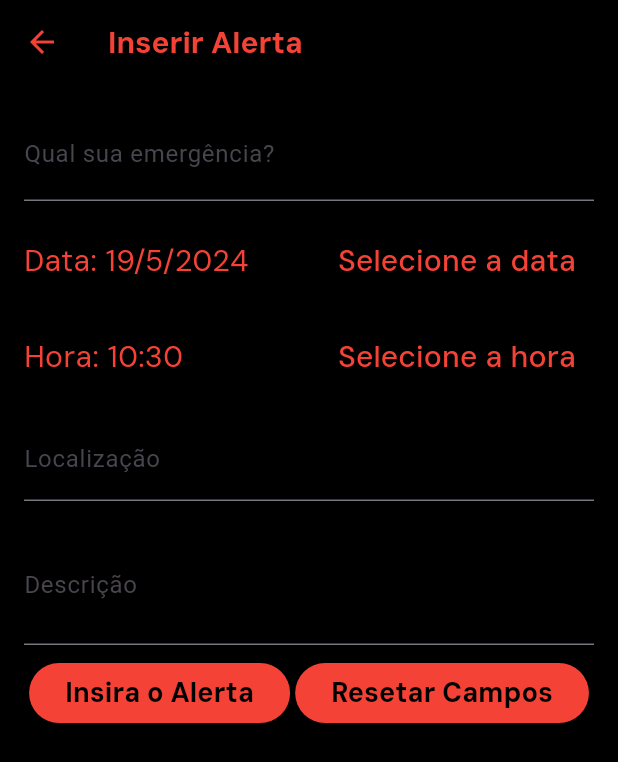
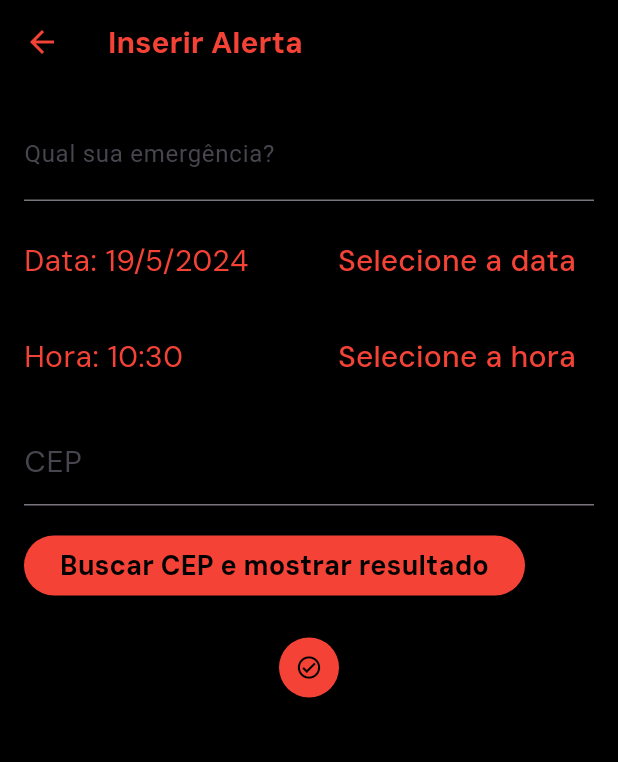
Before and after one commit to jp066/Party_Hub, a Flutter app: the InserirAlertaScreen screen opened directly, on a phone screen of 412 x 824 dp. Shown: the top 762 px of the screen. Run offline on Flutter 3.47's test engine with Material 3 defaults, Android fonts, the phone set to English and light mode, and no system bars; our stand-ins replace firebase_auth, firebase_core, google_generative_ai; accounts and stored records are empty.

Commit message:
inserindo api para buscar cep na tela se inserir um evento

```diff
--- a/lib/main.dart
+++ b/lib/main.dart
@@ -1,4 +1,5 @@
 import 'package:firebase_core/firebase_core.dart';
+import 'package:sos_central/main%20screen/main_screen.dart';
 import 'firebase_options.dart';
 import 'package:flutter/material.dart';
 import 'package:provider/provider.dart';
@@ -20,6 +21,6 @@ void main() async {
         title: 'SOS Cental',
         theme: ThemeData(splashColor: Colors.transparent),
         debugShowCheckedModeBanner: false,
-        home: LoginScreen(),
+        home: MainScreen(),
       )));
 }
--- a/lib/screens/inserir_evento.dart
+++ b/lib/screens/inserir_evento.dart
@@ -1,4 +1,5 @@
 import 'package:flutter/material.dart';
+import 'package:http/http.dart' as http;
 
 class Event {
   String name;
@@ -23,6 +24,7 @@ class InserirAlertaScreen extends StatefulWidget {
 }
 
 class _InserirAlertaScreenState extends State<InserirAlertaScreen> {
+  String _result = '';
   final _formKey = GlobalKey<FormState>();
   late TextEditingController _nameController;
   late DateTime _selectedDate = DateTime.now();
@@ -71,6 +73,22 @@ class _InserirAlertaScreenState extends State<InserirAlertaScreen> {
     if (pickedTime != null && pickedTime != _selectedTime) {
       setState(() {
         _selectedTime = pickedTime;
+      });
+    }
+  }
+
+  Future<void> _buscarCep() async {
+    final cep = _locationController.text;
+    final url = 'https://api.postmon.com.br/v1/cep/$cep';
+
+    final response = await http.get(Uri.parse(url));
+    if (response.statusCode == 200) {
+      setState(() {
+        _result = response.body;
+      });
+    } else {
+      setState(() {
+        _result = 'Error: ${response.statusCode}';
       });
     }
   }
@@ -157,10 +175,17 @@ class _InserirAlertaScreenState extends State<InserirAlertaScreen> {
                 TextFormField(
                   controller: _nameController,
                   decoration: const InputDecoration(
-                      labelText: 'Qual sua emergência?',
-                      fillColor: Colors.white),
+                    labelText: 'Qual sua emergência?',
+                    fillColor: Colors.white,
+                    focusedBorder: OutlineInputBorder(
+                      borderSide: BorderSide(color: Colors.red),
+                    ),
+                  ),
                   style: const TextStyle(
-                      color: Colors.red, fontFamily: 'Dm_sans', fontSize: 20.0),
+                    color: Colors.red,
+                    fontFamily: 'Dm_sans',
+                    fontSize: 20.0,
+                  ),
                   validator: (value) {
                     if (value == null || value.isEmpty) {
                       return 'Para podermos ajudar, escreva sua emergencia.';
@@ -216,7 +241,16 @@ class _InserirAlertaScreenState extends State<InserirAlertaScreen> {
                 TextFormField(
                   controller: _locationController,
                   decoration: const InputDecoration(
-                      labelText: 'Localização', fillColor: Colors.white),
+                    labelText: 'CEP',
+                    labelStyle: TextStyle(
+                      fontFamily: 'Dm_sans',
+                      fontSize: 20.0,
+                    ),
+                    fillColor: Colors.white,
+                    focusedBorder: OutlineInputBorder(
+                      borderSide: BorderSide(color: Colors.red),
+                    ),
+                  ),
                   style: const TextStyle(color: Colors.red),
                   validator: (value) {
                     if (value == null || value.isEmpty) {
@@ -226,51 +260,48 @@ class _InserirAlertaScreenState extends State<InserirAlertaScreen> {
                   },
                 ),
                 const SizedBox(height: 16.0),
-                TextFormField(
-                  controller: _descriptionController,
-                  decoration: const InputDecoration(
-                      labelText: 'Descrição', fillColor: Colors.white),
-                  style: const TextStyle(color: Colors.red),
-                  validator: (value) {
-                    if (value == null || value.isEmpty) {
-                      return 'Por favor adicione uma descrição';
-                    }
-                    return null;
+                ElevatedButton(
+                  onPressed: () {
+                    _buscarCep().then((value) {
+                      ScaffoldMessenger.of(context).showSnackBar(
+                        SnackBar(
+                          content: Text('Seu endereço: $_result'),
+                        ),
+                      );
+                    });
                   },
-                  maxLines: 2,
+                  style: ElevatedButton.styleFrom(
+                    backgroundColor: Colors.red,
+                  ),
+                  child: const Text(
+                    'Buscar CEP e mostrar resultado',
+                    style: TextStyle(
+                      color: Colors.black,
+                      fontFamily: 'Dm_sans',
+                      fontSize: 18.0,
+                      fontWeight: FontWeight.bold,
+                    ),
+                  ),
                 ),
+                const SizedBox(height: 16.0),
                 const SizedBox(height: 8.0),
                 Row(
                   mainAxisAlignment: MainAxisAlignment.spaceEvenly,
                   children: [
-                    ElevatedButton(
+                    CircleAvatar(
+                      backgroundColor: Colors.red,
+                      child: IconButton(
                         onPressed: _creatingEvent ? null : _submitForm,
-                        style: ElevatedButton.styleFrom(
-                          backgroundColor: Colors.red,
-                        ),
-                        child: _creatingEvent
-                            ? const CircularProgressIndicator()
-                            : const Text('Insira o Alerta',
-                                style: TextStyle(
-                                  color: Colors.black,
-                                  fontFamily: 'Dm_sans',
-                                  fontSize: 18.0,
-                                  fontWeight: FontWeight.bold,
-                                ))),
-                    ElevatedButton(
-                      onPressed: _resetForm,
-                      style: ElevatedButton.styleFrom(
-                        backgroundColor: Colors.red,
+                        icon: _creatingEvent
+                            ? CircularProgressIndicator()
+                            : Icon(
+                                Icons.check_circle_outline_outlined,
+                                color: Colors.black,
+                                size: 18.0,
+                              ),
+                        color: Colors.red,
                       ),
-                      child: const Text(
-                        'Resetar Campos',
-                        style: TextStyle(
-                            color: Colors.black,
-                            fontFamily: 'Dm_sans',
-                            fontSize: 18.0,
-                            fontWeight: FontWeight.bold),
-                      ),
-                    ),
+                    )
                   ],
                 ),
               ],
```
Also changed, not shown: lib/screens/login_screen.dart (+124 -171 lines), lib/servicos/autenticador.dart (+51 -11 lines).
